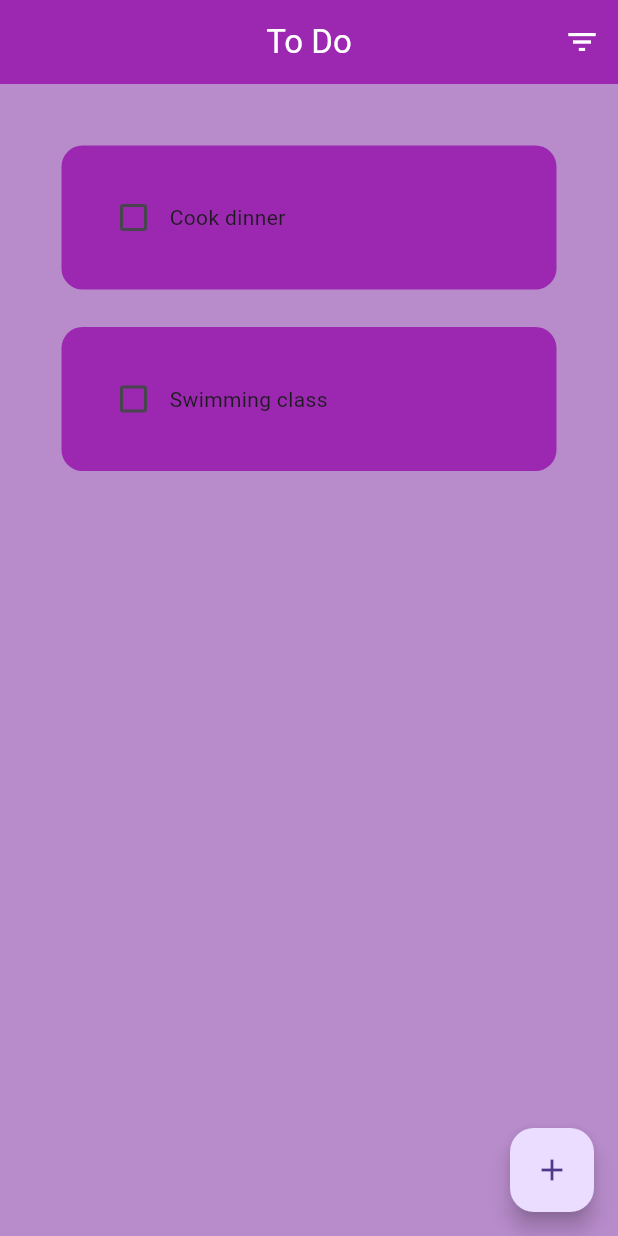
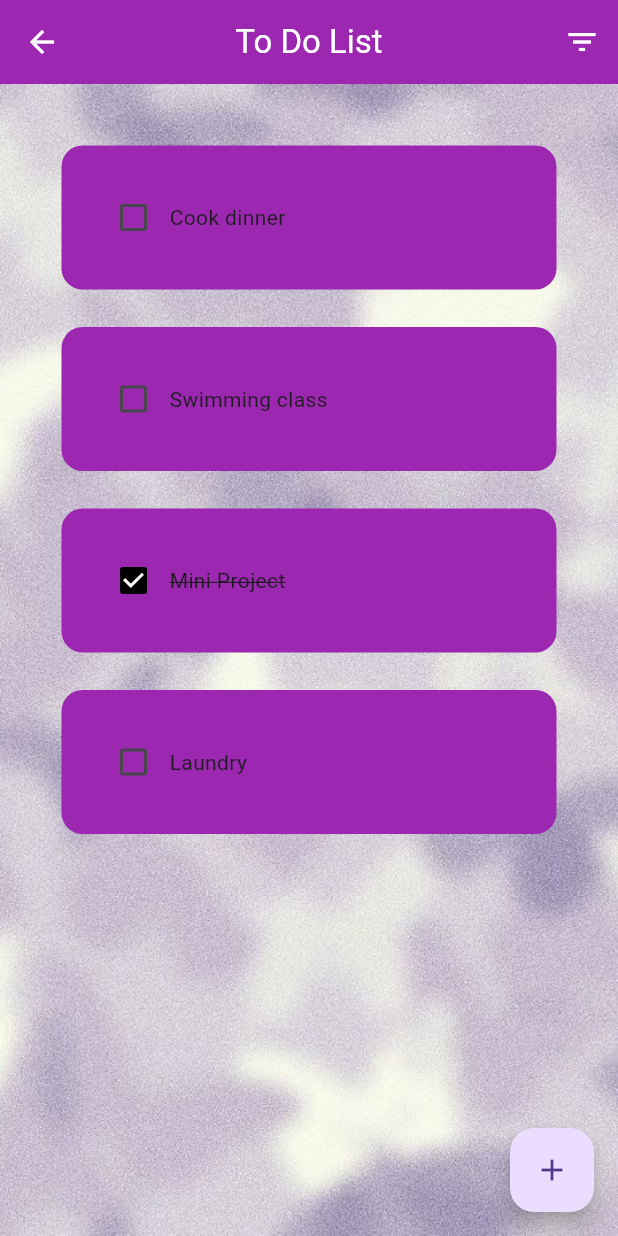
Before and after one commit to oishylea/Flutter-To-Do-List-App, a Flutter app: the HomePage screen opened directly, on a phone screen of 412 x 824 dp. Run offline on Flutter 3.47's test engine with Material 3 defaults, Android fonts, the phone set to English and light mode, and no system bars; drawn by our look-alikes of flutter_slidable; our stand-ins replace device_preview, hive, hive_flutter; accounts and stored records are empty.

Commit message:
to do list app

```diff
--- a/ToDoApp/to_do_app/lib/data/database.dart
+++ b/ToDoApp/to_do_app/lib/data/database.dart
@@ -11,6 +11,8 @@ class ToDoDatabase{
     toDoList = [
       ["Cook dinner",false],
       ["Swimming class",false],
+      ["Mini Project",true],
+      ["Laundry", false],
     ];
   }
 
--- a/ToDoApp/to_do_app/lib/pages/home_page.dart
+++ b/ToDoApp/to_do_app/lib/pages/home_page.dart
@@ -127,7 +127,7 @@ class _HomePageState extends State<HomePage> {
     setState(() {
       if (filterType == 'A-Z') {
         db.toDoList.sort((a, b) => a[0].compareTo(b[0]));
-      } else if (filterType == 'Done/Not Done') {
+      } else if (filterType == 'Not Done / Done') {
         db.toDoList.sort((a, b) => a[1].toString().compareTo(b[1].toString()));
       } else if (filterType == 'Latest') {
         db.toDoList.sort((a, b) => b[2].compareTo(a[2]));
@@ -138,15 +138,14 @@ class _HomePageState extends State<HomePage> {
   @override
   Widget build(BuildContext context) {
     return Scaffold(
-      backgroundColor: const Color.fromARGB(255, 184, 140, 203),
   appBar: AppBar(
     centerTitle: true,
-        title: const Text('To Do'),
+    title: const Text('To Do List'),
     actions: [
       PopupMenuButton<String>(
         onSelected: _filterTasks,
         itemBuilder: (BuildContext context) {
-              return {'A-Z', 'Latest', 'Done/Not Done'}.map((String choice) {
+          return {'A-Z', 'Not Done / Done'}.map((String choice) {
             return PopupMenuItem<String>(
               value: choice,
               child: Text(choice),
@@ -157,11 +156,14 @@ class _HomePageState extends State<HomePage> {
       ),
     ],
   ),
-      floatingActionButton: FloatingActionButton(
-        onPressed: createNewTask,
-        child: const Icon(Icons.add),
+  body: Container(
+    decoration: const BoxDecoration(
+      image: DecorationImage(
+        image: AssetImage('lib/images/wallpaper.jpg'),
+        fit: BoxFit.cover,
       ),
-      body: Padding(
+    ),
+    child: Padding(
       padding: const EdgeInsets.all(16.0),
       child: ListView.builder(
         itemCount: db.toDoList.length,
@@ -171,11 +173,17 @@ class _HomePageState extends State<HomePage> {
             taskCompleted: db.toDoList[index][1],
             onChanged: (value) => checkBoxChanged(value, index),
             deleteFunction: (int) => deleteTask(index),
-              editFunction: (int) => editTask(index), index: index, // Pass the edit function
+            editFunction: (int) => editTask(index),
+            index: index,
           );
         },
       ),
     ),
+  ),
+  floatingActionButton: FloatingActionButton(
+    onPressed: createNewTask,
+    child: const Icon(Icons.add),
+  ),
 );
   }
 }
--- a/ToDoApp/to_do_app/lib/util/dialog_box.dart
+++ b/ToDoApp/to_do_app/lib/util/dialog_box.dart
@@ -14,7 +14,7 @@ class DialogBox extends StatelessWidget {
 
   Widget build(BuildContext context){
     return AlertDialog(
-      backgroundColor: Color.fromARGB(255, 217, 161, 226),
+      backgroundColor: Color.fromARGB(255, 252, 252, 252),
       content: Container(
         height: 120,
         child: Column(
--- a/ToDoApp/to_do_app/lib/util/todo_tile.dart
+++ b/ToDoApp/to_do_app/lib/util/todo_tile.dart
@@ -30,7 +30,7 @@ class ToDoTile extends StatelessWidget {
             SlidableAction(
               onPressed: (context) => editFunction(index), // Pass index for editing
               icon: Icons.edit,
-              backgroundColor: const Color.fromARGB(255, 243, 236, 33),
+              backgroundColor: const Color.fromARGB(255, 247, 243, 142),
               borderRadius: BorderRadius.circular(24),
             ),
           ],
@@ -41,7 +41,7 @@ class ToDoTile extends StatelessWidget {
             SlidableAction(
               onPressed: (context) => deleteFunction(index), // Pass index for deletion
               icon: Icons.delete,
-              backgroundColor: Colors.red,
+              backgroundColor: const Color.fromARGB(255, 248, 111, 101),
               borderRadius: BorderRadius.circular(24),
             ),
           ],
--- a/ToDoApp/to_do_app/pubspec.yaml
+++ b/ToDoApp/to_do_app/pubspec.yaml
@@ -65,8 +65,9 @@ flutter:
   uses-material-design: true
 
   # To add assets to your application, add an assets section, like this:
-  # assets:
-  #   - images/a_dot_burr.jpeg
+  assets:
+   - lib/images/wallpaper.jpg
+   - lib/images/cat.png
   #   - images/a_dot_ham.jpeg
 
   # An image asset can refer to one or more resolution-specific "variants", see
```
Also changed, not shown: ToDoApp/to_do_app/lib/main.dart (+65 -2 lines), ToDoApp/to_do_app/lib/images/wallpaper.jpg (added), 2 other files. Lines whose indentation alone changed are shown as unchanged.
